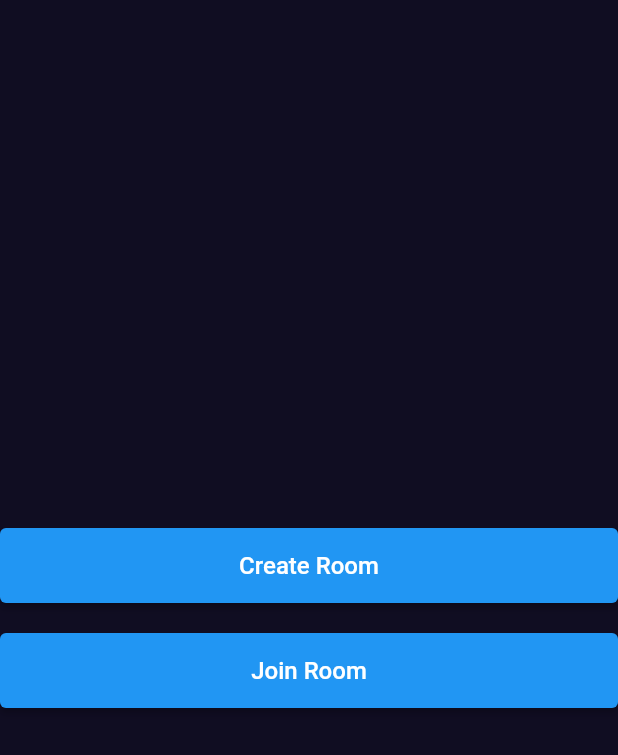
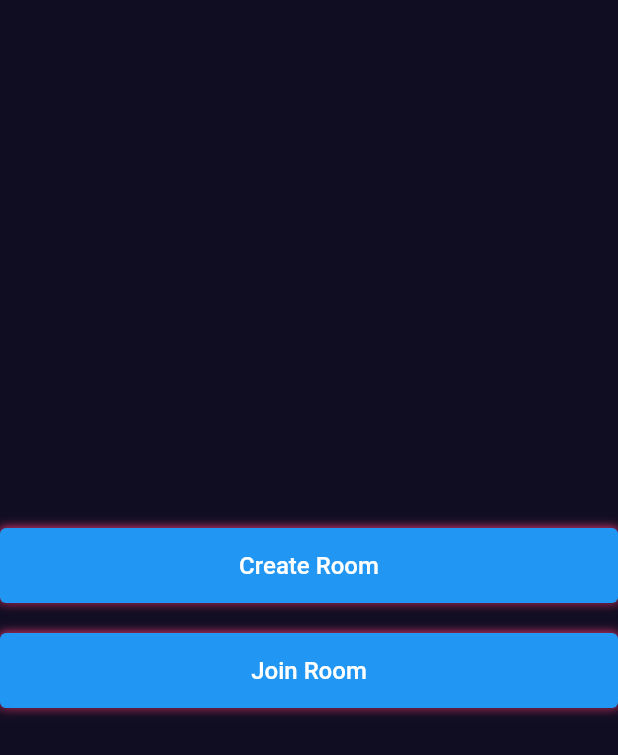
Before and after one commit to AliHaidry/allsolz_project01_tictactoe_game, a Flutter app: the screen it shows after launch, on a phone screen of 412 x 824 dp. Shown: the top 755 px of the screen. Run offline on Flutter 3.47's test engine with Material 2 defaults, Android fonts, the phone set to English and light mode, and no system bars.

Commit message:
Code updated with responsive.dart file

```diff
--- /dev/null
+++ b/lib/responsive/responsive.dart
@@ -0,0 +1,18 @@
+import 'package:flutter/material.dart';
+
+class Responsive extends StatelessWidget {
+  final Widget child;
+  const Responsive({Key? key, required this.child}) : super(key: key);
+
+  @override
+  Widget build(BuildContext context) {
+    return Center(
+      child: ConstrainedBox(
+        constraints: const BoxConstraints(
+          maxWidth:600,
+        ),
+        child: child,
+      ),
+    );
+  }
+}
--- a/lib/screens/main_menu_screen.dart
+++ b/lib/screens/main_menu_screen.dart
@@ -1,5 +1,6 @@
 import 'package:flutter/material.dart';
 import 'package:allsolz_tictactoe_game/widgets/custom_button.dart';
+import 'package:allsolz_tictactoe_game/responsive/responsive.dart';
 
 class MainMenuScreen extends StatelessWidget {
   const MainMenuScreen({Key? key}) : super(key: key);
@@ -7,11 +8,13 @@ class MainMenuScreen extends StatelessWidget {
   @override
   Widget build(BuildContext context) {
     return Scaffold(
-      body: Column(mainAxisAlignment: MainAxisAlignment.center, children: [
-        CustomButton(onTap: () {}, text: 'Create Room'),
-        const SizedBox(height: 20),
-        CustomButton(onTap: () {}, text: 'Join Room'),
-      ]),
+      body: Responsive(
+        child: Column(mainAxisAlignment: MainAxisAlignment.center, children: [
+          CustomButton(onTap: () {}, text: 'Create Room'),
+          const SizedBox(height: 20),
+          CustomButton(onTap: () {}, text: 'Join Room'),
+        ]),
+      ),
     );
   }
 }
--- a/lib/widgets/custom_button.dart
+++ b/lib/widgets/custom_button.dart
@@ -1,24 +1,35 @@
 import 'package:flutter/material.dart';
 
-class CustomButton extends StatelessWidget{
+class CustomButton extends StatelessWidget {
   final VoidCallback onTap;
 
   final String text;
-  const CustomButton({Key? key, required this.onTap, required this.text}) : super(key: key);
+  const CustomButton({Key? key, required this.onTap, required this.text})
+      : super(key: key);
 
   @override
   Widget build(BuildContext context) {
     final width = MediaQuery.of(context).size.width;
-    return ElevatedButton(
-      onPressed: onTap,
-      child: Text(text, style: const TextStyle(fontSize: 16)),
-      style: ElevatedButton.styleFrom(
+    return Container(
+      decoration: const BoxDecoration(
+        boxShadow: [
+          BoxShadow(
+            color: Colors.pinkAccent,
+            blurRadius: 5,
+            spreadRadius: 0,
+          )
+        ],
+      ),
+      child: ElevatedButton(
+        onPressed: onTap,
+        child: Text(text, style: const TextStyle(fontSize: 16)),
+        style: ElevatedButton.styleFrom(
           minimumSize: Size(
             width,
             50,
           ),
         ),
+      ),
     );
   }
-
 }
```
